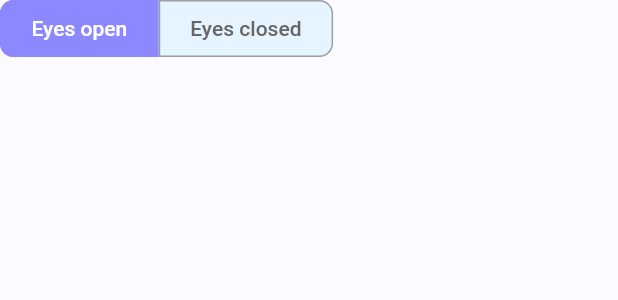
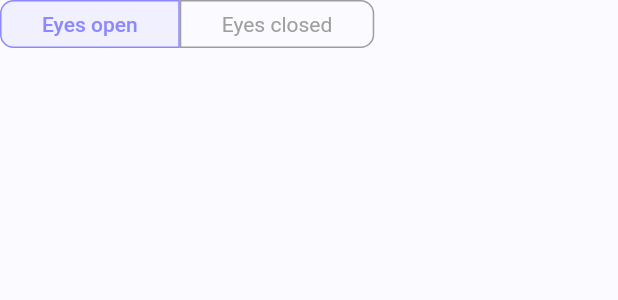
Before and after one commit to Supercaly/Balance-Flutter, a Flutter app: the CustomToggleButton widget shown alone on an empty page, opened directly, on a phone screen of 412 x 824 dp. Shown: the top 300 px of the screen. Run offline on Flutter 3.47's test engine with Material 2 defaults, Android fonts, the phone set to English and light mode, and no system bars; our stand-ins replace circular_check_box, floor, flutter_bloc, flutter_svg, shared_preferences, sqflite and 1 more; missing offline and left inert: custom_dropdown; accounts and stored records are empty; generated files the repository leaves out were written again.

Commit message:
Change the implementation of custom_toggle_button.dart and add widget test for it

```diff
--- a/lib/res/theme.dart
+++ b/lib/res/theme.dart
@@ -119,11 +119,12 @@ final ThemeData lightTheme = ThemeData.light().copyWith(
     shape: RoundedRectangleBorder(borderRadius: BorderRadius.all(Radius.circular(9)))
   ),
   toggleButtonsTheme: ToggleButtonsThemeData(
-    color: BColors.textColor,
-    selectedColor: Colors.white,
-    fillColor: BColors.colorPrimary,
-    borderRadius: BorderRadius.all(Radius.circular(9)),
+    color: Colors.grey,
+    selectedColor: BColors.colorPrimary,
+    fillColor: BColors.colorPrimary.shade50,
+    borderRadius: BorderRadius.all(Radius.circular(9.0)),
     borderColor: Colors.grey,
+    selectedBorderColor: BColors.colorPrimary
   ),
 );
 
@@ -237,8 +238,11 @@ final ThemeData darkTheme = ThemeData.dark().copyWith(
   toggleButtonsTheme: ToggleButtonsThemeData(
     color: BColors.textColor,
     selectedColor: Colors.white,
-    fillColor: BColors.colorPrimary,
-    borderRadius: BorderRadius.all(Radius.circular(9)),
+    fillColor: Colors.white24,
+    borderRadius: BorderRadius.all(Radius.circular(9.0)),
     borderColor: Colors.grey,
+    selectedBorderColor: Colors.white,
+    borderWidth: 1.0,
+
   ),
 );
--- a/lib/widgets/custom_toggle_button.dart
+++ b/lib/widgets/custom_toggle_button.dart
@@ -1,113 +1,205 @@
 
-import 'package:balance_app/res/colors.dart';
 import 'package:flutter/cupertino.dart';
 import 'package:flutter/material.dart';
 import 'package:flutter/rendering.dart';
 
 /// Custom implementation of a two-way toggle button
 class CustomToggleButton extends StatefulWidget {
+  CustomToggleButton({
+    Key key,
+    @required this.leftText,
+    @required this.rightText,
+    this.initial,
+    @required this.onChanged,
+  }): assert(leftText != null),
+      assert(rightText != null),
+      super(key: key);
+
+  /// [Text] of the left button
   final Text leftText;
+
+  /// [Text] of the right button
   final Text rightText;
-  final SelectedToggle initial;
-  final ValueChanged<SelectedToggle> onChanged;
 
-  CustomToggleButton({
-    this.leftText,
-    this.rightText,
-    this.initial,
-    this.onChanged,
-  });
+  /// Initial value
+  ///
+  /// The initial selected value can be 0
+  /// (left) or 1 (right).
+  /// If the initial value is null it will
+  /// default to 0 (left).
+  final int initial;
+
+  /// Callback called when the selected button changes.
+  ///
+  /// The [onChanged] callback is called every time time
+  /// the selected button changes passing the index
+  /// as parameter; this means that [onChanged] is called only
+  /// if the selected button is different from the previous, so
+  /// pressing multiple times one button will not trigger [onChanged].
+  final ValueChanged<int> onChanged;
 
   @override
   _CustomToggleButtonState createState() => _CustomToggleButtonState();
 }
 
-/// Enum that identify which toggle button is pressed
-enum SelectedToggle { left, right }
-
 class _CustomToggleButtonState extends State<CustomToggleButton> {
-  SelectedToggle _selected;
+  int _selected;
+  bool _isEnable;
 
   @override
   void initState() {
     super.initState();
-    _selected = widget.initial;
+    _isEnable = widget.onChanged != null;
+    _selected = widget.initial ?? 0;
+  }
+
+  @override
+  void didUpdateWidget(CustomToggleButton oldWidget) {
+    super.didUpdateWidget(oldWidget);
+    _isEnable = widget.onChanged != null;
   }
 
   @override
   Widget build(BuildContext context) {
+    final toggleButtonTheme = Theme.of(context).toggleButtonsTheme;
     return Container(
       child: Row(
         mainAxisSize: MainAxisSize.min,
         children: [
-          _buildButton(SelectedToggle.left),
-          _buildButton(SelectedToggle.right),
+          // Left button
+          _ToggleButton(
+            text: widget.leftText,
+            onTap: _isEnable? () {
+              if (_selected != 0) {
+                setState(() => _selected = 0);
+                widget?.onChanged(0);
+              }
+            }: null,
+            fontWeight: _getFontWeight(_selected == 0),
+            backgroundColor: _getBackgroundColor(_selected == 0, toggleButtonTheme),
+            textColor: _getTextColor(_selected == 0, toggleButtonTheme),
+            shapeBorder: RoundedRectangleBorder(
+              borderRadius: _getBorderRadius(0, toggleButtonTheme),
+              side: BorderSide(
+                color: _getBorderColor(_selected == 0, toggleButtonTheme),
+                width: toggleButtonTheme.borderWidth ?? 1.0,
+              ),
+            ),
+            borderRadius: _getBorderRadius(0, toggleButtonTheme),
+          ),
+          // Right button
+          _ToggleButton(
+            text: widget.rightText,
+            onTap: _isEnable ?() {
+              if (_selected != 1) {
+                setState(() => _selected = 1);
+                widget?.onChanged(1);
+              }
+            }: null,
+            fontWeight: _getFontWeight(_selected == 1),
+            backgroundColor: _getBackgroundColor(_selected == 1, toggleButtonTheme),
+            textColor: _getTextColor(_selected == 1, toggleButtonTheme),
+            shapeBorder: RoundedRectangleBorder(
+              borderRadius: _getBorderRadius(1, toggleButtonTheme),
+              side: BorderSide(
+                color: _getBorderColor(_selected == 1, toggleButtonTheme),
+                width: toggleButtonTheme.borderWidth ?? 1.0,
+              )
+            ),
+            borderRadius: _getBorderRadius(1, toggleButtonTheme),
+          ),
         ],
       ),
     );
   }
 
-  BorderRadius _getBorderRadiusForButton(SelectedToggle position, BorderRadius themeRadius) {
-    return position == SelectedToggle.left
-      ? BorderRadius.horizontal(left: themeRadius.topLeft)
-      : BorderRadius.horizontal(right: themeRadius.topRight);
+  /// Return the [FontWeight]
+  FontWeight _getFontWeight(bool isSelected) =>
+    _isEnable && isSelected
+      ? FontWeight.w500
+      : FontWeight.w400;
+
+  /// Return the background [Color]
+  Color _getBackgroundColor(bool isSelected, ToggleButtonsThemeData toggleButtonTheme) =>
+    (_isEnable && isSelected)
+      ? toggleButtonTheme.fillColor ?? Colors.red.shade200
+      : Colors.transparent;
+
+  /// Return the text [Color]
+  Color _getTextColor(bool isSelected, ToggleButtonsThemeData toggleButtonTheme) {
+    if (_isEnable)
+      if (isSelected)
+        return toggleButtonTheme.selectedColor ?? Colors.red;
+      else
+        return toggleButtonTheme.color ?? Colors.grey;
+    return toggleButtonTheme.disabledColor ?? Colors.grey;
   }
 
-  Widget _buildButton(SelectedToggle buttonPosition) {
-    bool isSelected = _selected == buttonPosition;
-    ToggleButtonsThemeData toggleTheme = Theme.of(context).toggleButtonsTheme;
+  /// Return the border [Color]
+  Color _getBorderColor(bool isSelected, ToggleButtonsThemeData toggleButtonTheme) {
+    if (_isEnable)
+      if (isSelected)
+        return toggleButtonTheme.selectedBorderColor ?? Colors.red;
+      else
+        return toggleButtonTheme.borderColor ?? Colors.grey;
+    else
+      return toggleButtonTheme.disabledBorderColor ?? Colors.grey;
+  }
 
-    BorderRadius themeBorderRadius = toggleTheme.borderRadius ?? BorderRadius.all(Radius.circular(0.0));
-    Color borderColor = isSelected? toggleTheme.fillColor: toggleTheme.borderColor;
-    double borderWidth = toggleTheme.borderWidth ?? 1.0;
+  /// Return the [BorderRadius]
+  BorderRadius _getBorderRadius(int index, ToggleButtonsThemeData toggleButtonTheme) {
+    BorderRadius themeBorderRadius = toggleButtonTheme.borderRadius
+      ?? BorderRadius.all(Radius.circular(0.0));
+    return index == 0
+      ? BorderRadius.only(
+          topLeft: themeBorderRadius.topLeft,
+          bottomLeft: themeBorderRadius.bottomLeft,
+        )
+      : BorderRadius.only(
+          topRight: themeBorderRadius.topRight,
+          bottomRight: themeBorderRadius.bottomRight,
+        );
+  }
+}
 
+/// Widget representing a single [CustomToggleButton]'s button
+class _ToggleButton extends StatelessWidget {
+  final Text text;
+  final VoidCallback onTap;
+  final FontWeight fontWeight;
+  final Color backgroundColor;
+  final Color textColor;
+  final ShapeBorder shapeBorder;
+  final BorderRadius borderRadius;
+
+  const _ToggleButton({
+    Key key,
+    this.text,
+    this.onTap,
+    this.fontWeight,
+    this.backgroundColor,
+    this.shapeBorder,
+    this.textColor,
+    this.borderRadius,
+  }): super(key: key);
+
+  @override
+  Widget build(BuildContext context) {
     return Material(
-      borderRadius: _getBorderRadiusForButton(buttonPosition, themeBorderRadius),
-      color: isSelected
-        ? toggleTheme.fillColor
-        : BColors.colorSecondary,
-      child: Container(
-        decoration: BoxDecoration(
-          border: Border(
-            top: BorderSide(
-              color: borderColor,
-              width: borderWidth,
-            ),
-            bottom: BorderSide(
-              color: borderColor,
-              width: borderWidth,
-            ),
-            right: BorderSide(
-              color: borderColor,
-              width: borderWidth,
-            ),
-            left: BorderSide(
-              color: borderColor,
-              width: borderWidth,
-            ),
-          ),
-          borderRadius: _getBorderRadiusForButton(buttonPosition, themeBorderRadius),
-          color: Colors.transparent,
-        ),
-        child: InkWell(
-          onTap: () {
-            if (_selected != buttonPosition) {
-              setState(() => _selected = buttonPosition);
-              widget.onChanged(buttonPosition);
-            }
-          },
-          borderRadius: _getBorderRadiusForButton(buttonPosition, themeBorderRadius),
-          child: Padding(
-            padding: const EdgeInsets.symmetric(horizontal: 20.0, vertical: 10.0),
-            child: DefaultTextStyle.merge(
-              child: buttonPosition == SelectedToggle.left
-                ? widget.leftText
-                : widget.rightText,
-              style: Theme.of(context).textTheme.button.copyWith(
-                color: isSelected
-                  ? toggleTheme.selectedColor
-                  : toggleTheme.color
-              )
+      shape: shapeBorder,
+      color: backgroundColor,
+      child: InkWell(
+        borderRadius: borderRadius,
+        onTap: onTap,
+        child: Padding(
+          padding: const EdgeInsets.symmetric(vertical: 8.0, horizontal: 28.0),
+          child: DefaultTextStyle.merge(
+            child: text,
+            textAlign: TextAlign.center,
+            style: TextStyle(
+              fontSize: 14,
+              fontWeight: fontWeight,
+              color: textColor,
             ),
           ),
         ),
--- a/lib/widgets/measure_countdown.dart
+++ b/lib/widgets/measure_countdown.dart
@@ -126,11 +126,8 @@ class _MeasureCountdownState extends State<MeasureCountdown> with WidgetsBinding
               ),
               SizedBox(height: 30),
               CustomToggleButton(
-                initial: SelectedToggle.left,
-                onChanged: (selected) {
-                  context.bloc<CountdownBloc>().eyesOpen =
-                    selected == SelectedToggle.left? true: false;
-                },
+                onChanged: (selected) => context.bloc<CountdownBloc>()
+                  .eyesOpen = (selected == 0)? true: false,
                 leftText: Text("Eyes open"),
                 rightText: Text("Eyes closed"),
               )
```
Also changed, not shown: 1 other file.
